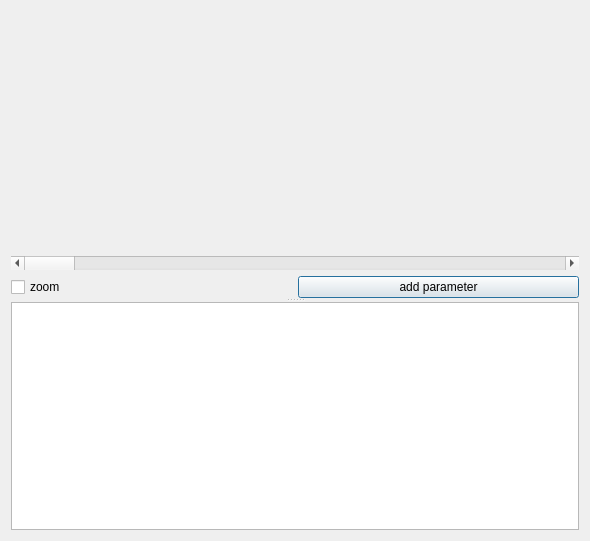
Above: Azenqos/Linechart3.ui from meritechsolutions/azenqos_qgis_plugin before the change. Below: the same form after it.
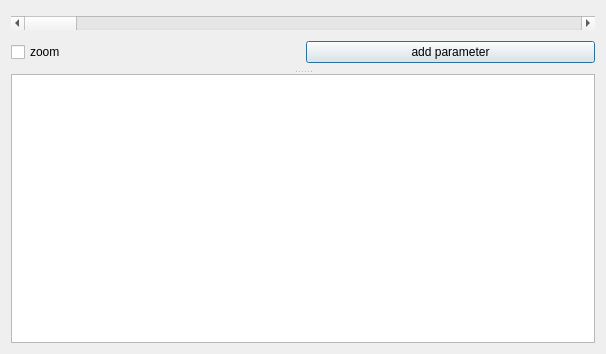
That is the form after the change.

Commit message: update line chart multi y axis

The edit to the form file:
```diff
--- a/Azenqos/Linechart3.ui
+++ b/Azenqos/Linechart3.ui
@@ -6,8 +6,8 @@
    <rect>
     <x>0</x>
     <y>0</y>
-    <width>590</width>
-    <height>541</height>
+    <width>606</width>
+    <height>354</height>
    </rect>
   </property>
   <property name="windowTitle">
@@ -22,21 +22,7 @@
      <widget class="QWidget" name="verticalLayoutWidget">
       <layout class="QVBoxLayout" name="verticalLayout_2">
        <item>
-        <layout class="QVBoxLayout" name="verticalLayout_3">
-         <item>
-          <spacer name="verticalSpacer">
-           <property name="orientation">
-            <enum>Qt::Vertical</enum>
-           </property>
-           <property name="sizeHint" stdset="0">
-            <size>
-             <width>20</width>
-             <height>200</height>
-            </size>
-           </property>
-          </spacer>
-         </item>
-        </layout>
+        <layout class="QVBoxLayout" name="verticalLayout_3"/>
        </item>
        <item>
         <widget class="QScrollBar" name="horizontalScrollBar">
```
The commit also changes 2 other files.
